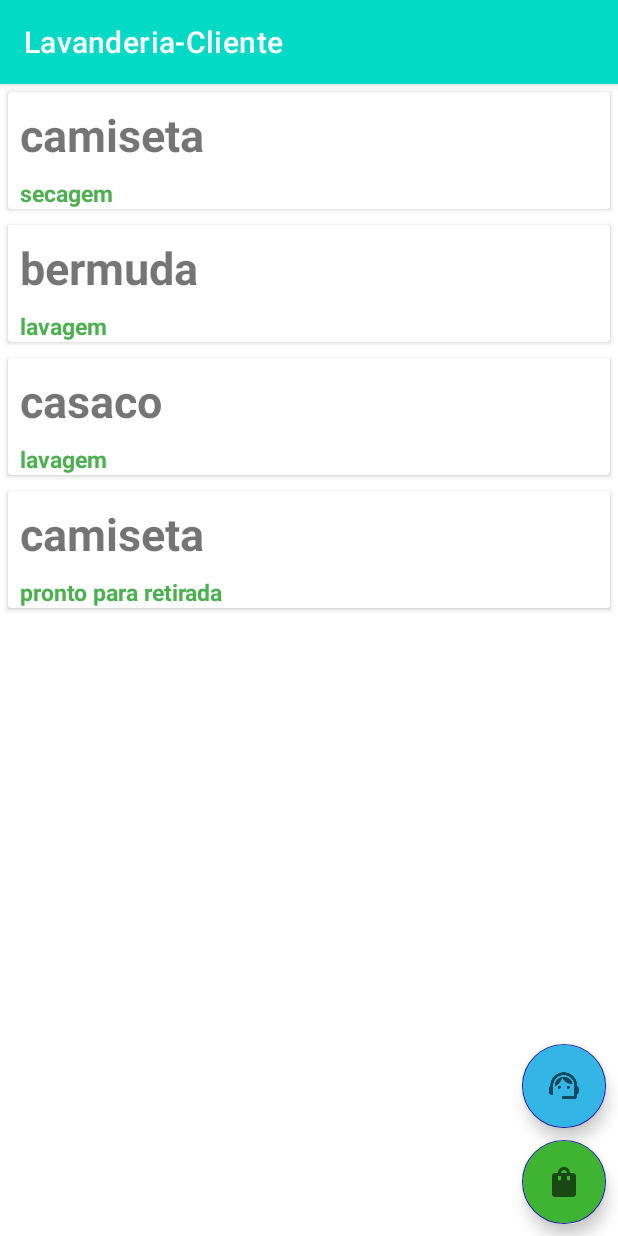
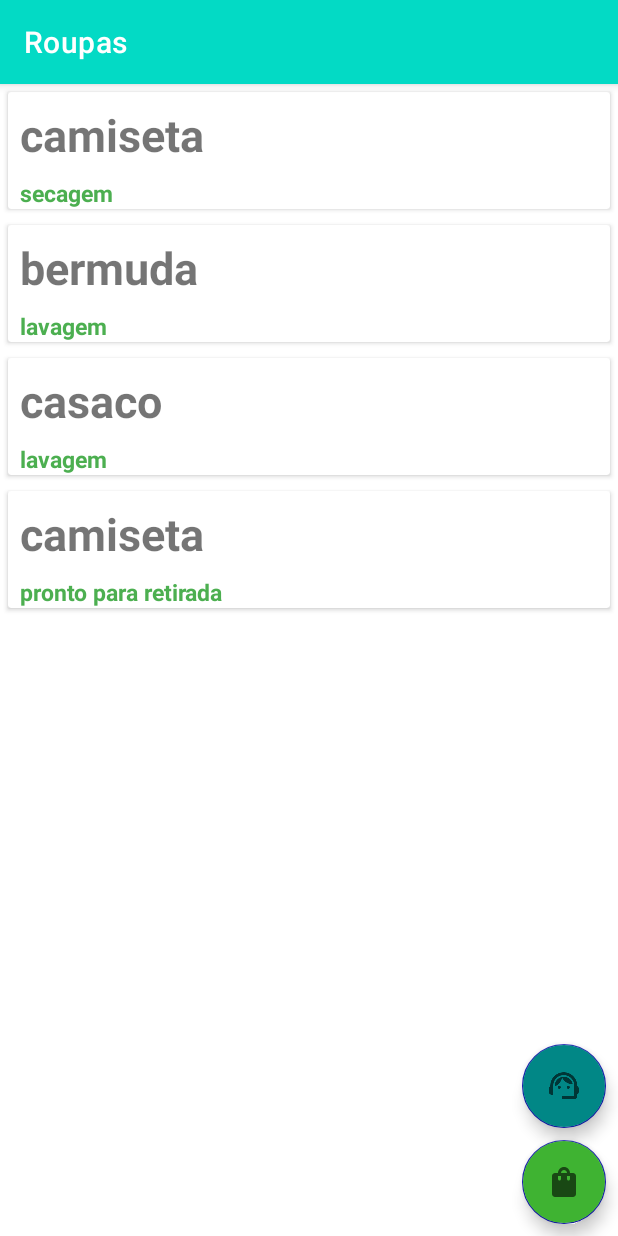
Before and after one commit to HoracioGomes/Lavanderia-App-Cliente, an Android app: the screen it shows after launch (ListaRoupasActivity), on a phone screen of 412 x 824 dp. Run offline under Robolectric (Android 15) with nearby library versions, the light colour scheme and no system bars.

Commit message:
Ajustes no layout

```diff
--- a/app/src/main/java/com/example/lavanderia_cliente/ui/activity/FormularioSolicitacaoDeliveryActivity.kt
+++ b/app/src/main/java/com/example/lavanderia_cliente/ui/activity/FormularioSolicitacaoDeliveryActivity.kt
@@ -24,6 +24,7 @@ class FormularioSolicitacaoDeliveryActivity : AppCompatActivity() {
     override fun onCreate(savedInstanceState: Bundle?) {
         super.onCreate(savedInstanceState)
         setContentView(R.layout.activity_formulario_solicitacao_delivery_layout)
+        setTitle(getString(R.string.titulo_bar_formulario_solic_edicao))
         inicializacaoBotoes()
         inicializacaoDao()
         inicializacaoEditTextTipoPeca()
--- a/app/src/main/java/com/example/lavanderia_cliente/ui/activity/ListaRoupasActivity.kt
+++ b/app/src/main/java/com/example/lavanderia_cliente/ui/activity/ListaRoupasActivity.kt
@@ -28,6 +28,7 @@ class ListaRoupasActivity : AppCompatActivity() {
     override fun onCreate(savedInstanceState: Bundle?) {
         super.onCreate(savedInstanceState)
         setContentView(R.layout.activity_lista_roupas_layout)
+        setTitle(getString(R.string.titulo_bar_lista_roupas))
         inicializaAdapter()
         InicializaBotaoDelivery()
         verificaSeHouveEdicao()
--- a/app/src/main/res/layout/activity_formulario_solicitacao_delivery_layout.xml
+++ b/app/src/main/res/layout/activity_formulario_solicitacao_delivery_layout.xml
@@ -20,6 +20,7 @@
         android:layout_height="wrap_content"
         android:layout_margin="10dp"
         android:text="Solicitar Coleta"
+        android:backgroundTint="@color/colorSecondaryVariant"
         android:visibility="gone"
         app:layout_constraintBottom_toBottomOf="parent"
         app:layout_constraintEnd_toEndOf="parent"
@@ -30,7 +31,7 @@
         android:layout_width="0dp"
         android:layout_height="wrap_content"
         android:layout_margin="10dp"
-        android:backgroundTint="#3FB332"
+        android:backgroundTint="@color/colorPrimaryVariant"
         android:text="Editar"
         android:visibility="gone"
         app:layout_constraintBottom_toBottomOf="parent"
--- a/app/src/main/res/layout/activity_lista_roupas_layout.xml
+++ b/app/src/main/res/layout/activity_lista_roupas_layout.xml
@@ -26,7 +26,7 @@
         app:layout_constraintEnd_toEndOf="parent"
         app:layout_constraintBottom_toTopOf="@id/activity_lista_roupas_fab_delivery"
         android:src="@drawable/ic_support"
-        android:backgroundTint="@android:color/holo_blue_light"
+        android:backgroundTint="@color/colorPrimaryVariant"
         />
 
     <com.google.android.material.floatingactionbutton.FloatingActionButton
@@ -37,7 +37,7 @@
         app:layout_constraintEnd_toEndOf="parent"
         app:layout_constraintBottom_toBottomOf="parent"
         android:src="@drawable/ic_delivery"
-        android:backgroundTint="#3FB332"
+        android:backgroundTint="@color/colorSecondaryVariant"
         />
 
 </androidx.constraintlayout.widget.ConstraintLayout>
--- a/app/src/main/res/values-night/themes.xml
+++ b/app/src/main/res/values-night/themes.xml
@@ -2,13 +2,13 @@
     <!-- Base application theme. -->
     <style name="Theme.LavanderiaCliente" parent="Theme.MaterialComponents.DayNight.DarkActionBar">
         <!-- Primary brand color. -->
-        <item name="colorPrimary">@color/purple_200</item>
-        <item name="colorPrimaryVariant">@color/purple_700</item>
+        <item name="colorPrimary">@color/colorSecondary</item>
+        <item name="colorPrimaryVariant">@color/colorSecondaryVariant</item>
         <item name="colorOnPrimary">@color/black</item>
         <!-- Secondary brand color. -->
-        <item name="colorSecondary">@color/teal_200</item>
-        <item name="colorSecondaryVariant">@color/teal_200</item>
-        <item name="colorOnSecondary">@color/black</item>
+        <item name="colorSecondary">@color/colorPrimary</item>
+        <item name="colorSecondaryVariant">@color/colorPrimaryVariant</item>
+        <item name="colorOnSecondary">@color/white</item>
         <!-- Status bar color. -->
         <item name="android:statusBarColor" tools:targetApi="l">?attr/colorPrimaryVariant</item>
         <!-- Customize your theme here. -->
--- a/app/src/main/res/values/colors.xml
+++ b/app/src/main/res/values/colors.xml
@@ -1,10 +1,10 @@
 <?xml version="1.0" encoding="utf-8"?>
 <resources>
-    <color name="purple_200">#FFBB86FC</color>
-    <color name="purple_500">#FF6200EE</color>
-    <color name="purple_700">#FF3700B3</color>
-    <color name="teal_200">#FF03DAC5</color>
-    <color name="teal_700">#FF018786</color>
+    <color name="colorPrimary">#FF03DAC5</color>
+    <color name="colorPrimaryVariant">#FF018786</color>
+    <color name="colorSecondary">#141CAA</color>
+    <color name="colorSecondaryVariant">#3FB332</color>
+
     <color name="black">#FF000000</color>
     <color name="white">#FFFFFFFF</color>
 </resources>
--- a/app/src/main/res/values/strings.xml
+++ b/app/src/main/res/values/strings.xml
@@ -2,4 +2,6 @@
     <string name="app_name">Lavanderia-Cliente</string>
     <string name="status_esperando_coleta">esperando coleta</string>
     <string name="msg_finalizacao_doacao">Aguardando implementação da API para prosseguir com doação...</string>
+    <string name="titulo_bar_lista_roupas">Roupas</string>
+    <string name="titulo_bar_formulario_solic_edicao">Peça</string>
 </resources>
--- a/app/src/main/res/values/themes.xml
+++ b/app/src/main/res/values/themes.xml
@@ -2,12 +2,12 @@
     <!-- Base application theme. -->
     <style name="Theme.LavanderiaCliente" parent="Theme.MaterialComponents.DayNight.DarkActionBar">
         <!-- Primary brand color. -->
-        <item name="colorPrimary">@color/teal_200</item>
-        <item name="colorPrimaryVariant">@color/teal_700</item>
+        <item name="colorPrimary">@color/colorPrimary</item>
+        <item name="colorPrimaryVariant">@color/colorPrimaryVariant</item>
         <item name="colorOnPrimary">@color/white</item>
         <!-- Secondary brand color. -->
-        <item name="colorSecondary">#141CAA</item>
-        <item name="colorSecondaryVariant">#3FB332</item>
+        <item name="colorSecondary">@color/colorSecondary</item>
+        <item name="colorSecondaryVariant">@color/colorSecondaryVariant</item>
         <item name="colorOnSecondary">@color/black</item>
         <!-- Status bar color. -->
         <item name="android:statusBarColor" tools:targetApi="l">?attr/colorPrimaryVariant</item>
```
